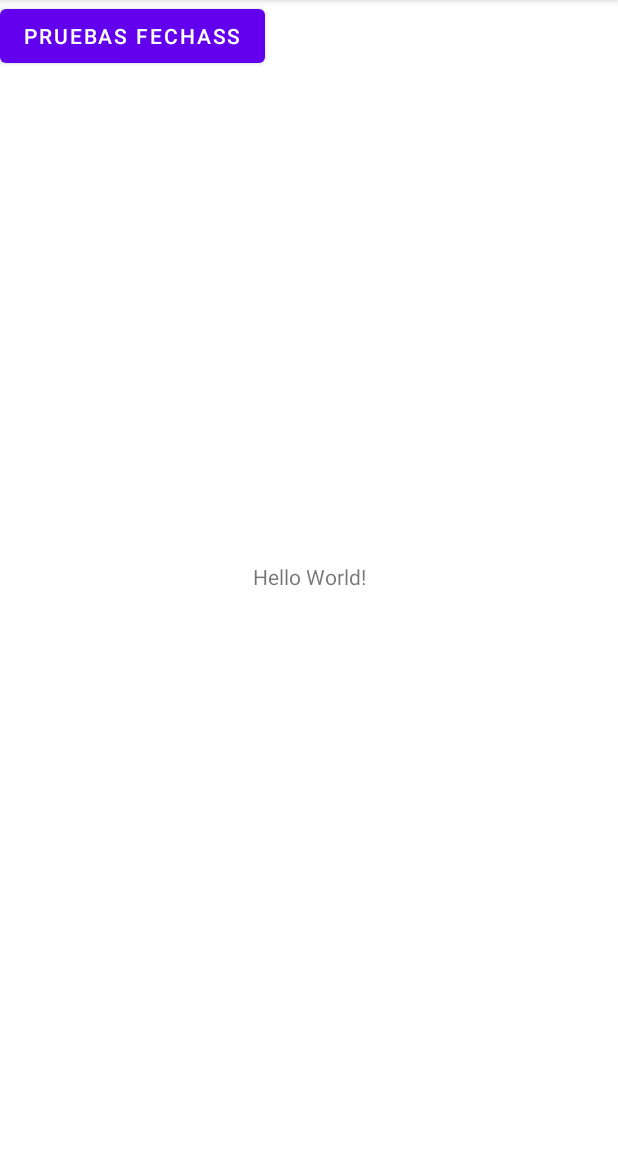
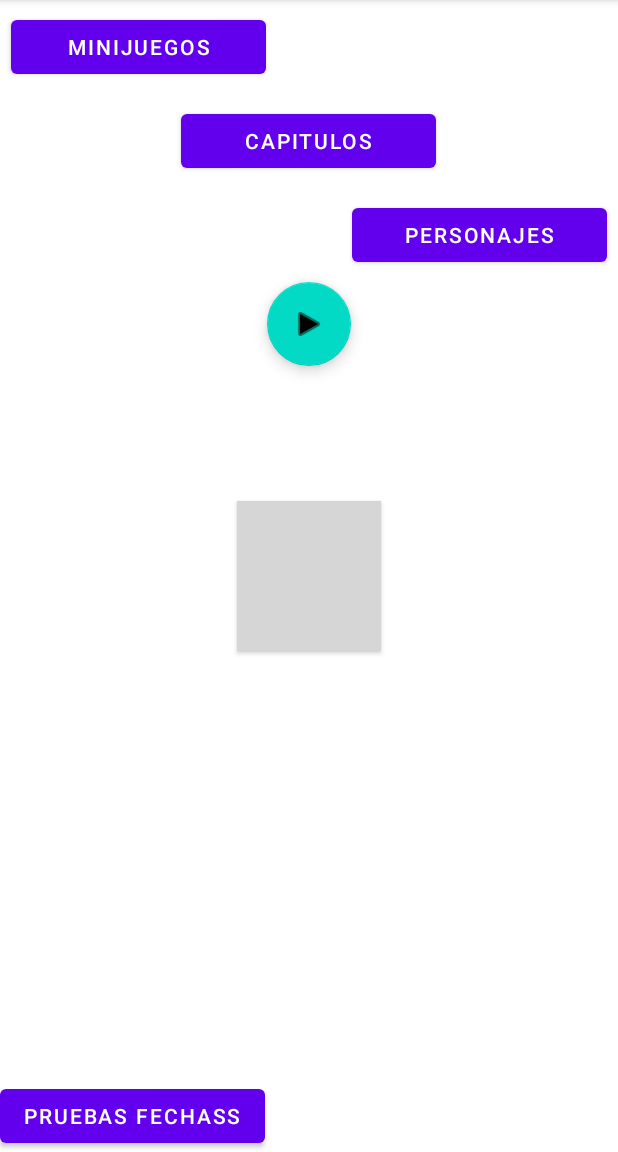
Before and after one commit to IfIv72/IfIv, an Android app: the screen it shows after launch (MainActivity), on a phone screen of 412 x 824 dp, the part 84-1236 px from its top. Run offline under Robolectric (Android 15) with nearby library versions, the phone set to English and light mode, and no system bars; grey boxes are pictures that could not be loaded.

Commit message:
inicios de inicio

```diff
--- a/app/src/main/res/layout/activity_main.xml
+++ b/app/src/main/res/layout/activity_main.xml
@@ -1,28 +1,64 @@
 <?xml version="1.0" encoding="utf-8"?>
-<androidx.constraintlayout.widget.ConstraintLayout xmlns:android="http://schemas.android.com/apk/res/android"
+<RelativeLayout
+    xmlns:android="http://schemas.android.com/apk/res/android"
     xmlns:app="http://schemas.android.com/apk/res-auto"
     xmlns:tools="http://schemas.android.com/tools"
     android:layout_width="match_parent"
     android:layout_height="match_parent"
     tools:context=".MainActivity">
 
-    <TextView
-        android:layout_width="wrap_content"
-        android:layout_height="wrap_content"
-        android:text="Hello World!"
-        app:layout_constraintBottom_toBottomOf="parent"
-        app:layout_constraintLeft_toLeftOf="parent"
-        app:layout_constraintRight_toRightOf="parent"
-        app:layout_constraintTop_toTopOf="parent" />
+
 
 <!--    Esto se puede borrar pero es que estoy haciedo pruebas con las f*cking fechas-->
     <Button
+        android:id="@+id/btnMinijuego"
+        android:layout_width="170dp"
+        android:layout_height="wrap_content"
+        android:layout_margin="7dp"
+        android:text="Minijuegos"
+        android:layout_alignParentStart="true"/>
+
+    <Button
+        android:id="@+id/btnCapitulo"
+        android:layout_width="170dp"
+        android:layout_height="wrap_content"
+        android:layout_margin="7dp"
+        android:text="Capitulos"
+        android:layout_centerHorizontal="true"
+        android:layout_below="@+id/btnMinijuego"/>
+
+    <Button
+        android:id="@+id/btnPersonajes"
+        android:layout_width="170dp"
+        android:layout_height="wrap_content"
+        android:layout_margin="7dp"
+        android:text="Personajes"
+        android:layout_alignParentEnd="true"
+        android:layout_below="@+id/btnCapitulo"/>
+
+    <Button
         android:layout_width="wrap_content"
         android:layout_height="wrap_content"
+        android:onClick="abrirPrueba"
         android:text="Pruebas fechass"
-        app:layout_constraintLeft_toLeftOf="parent"
-        app:layout_constraintTop_toTopOf="parent"
-        android:onClick="abrirPrueba"
-        />
+        android:layout_alignParentBottom="true"
+        app:layout_constraintTop_toTopOf="parent" />
 
-</androidx.constraintlayout.widget.ConstraintLayout>
+
+    <Button
+        android:layout_width="wrap_content"
+        android:layout_height="100dp"
+        android:layout_centerInParent="true"
+        android:background="@drawable/borde_redondo"
+        android:src="@android:drawable/ic_media_play"/>
+
+    <com.google.android.material.floatingactionbutton.FloatingActionButton
+        android:id="@+id/btnJugar"
+        android:layout_width="120dp"
+        android:layout_height="wrap_content"
+        android:layout_centerHorizontal="true"
+        android:layout_below="@+id/btnPersonajes"
+        android:clickable="true"
+        android:src="@android:drawable/ic_media_play" />
+
+</RelativeLayout>
--- /dev/null
+++ b/app/src/main/res/layout/borde_redondo.xml
@@ -0,0 +1,16 @@
+<?xml version="1.0" encoding="utf-8"?>
+<shape
+    xmlns:android="http://schemas.android.com/apk/res/android"
+    android:shape="ring">
+    <solid android:color="#673AB7"/>
+
+    <stroke android:width="3dp"
+        android:color="#ff000000"/>
+
+    <padding android:left="1dp"
+        android:top="1dp"
+        android:right="1dp"
+        android:bottom="1dp"/>
+
+    <corners android:radius="100px"/>
+</shape>
```
